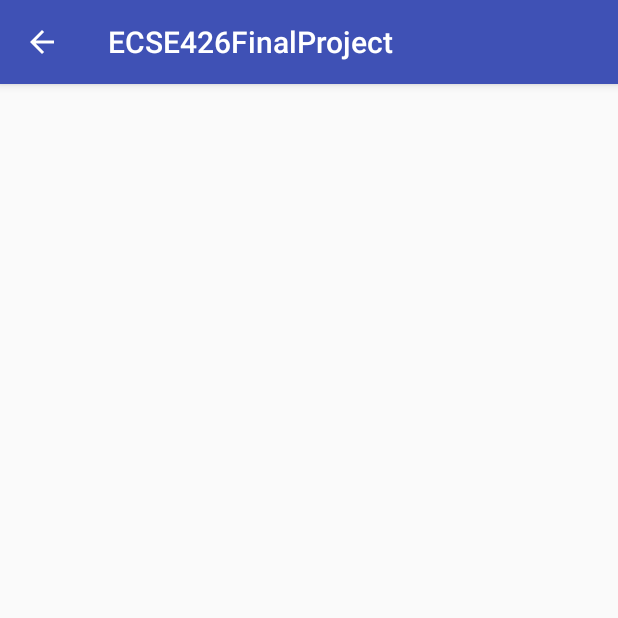
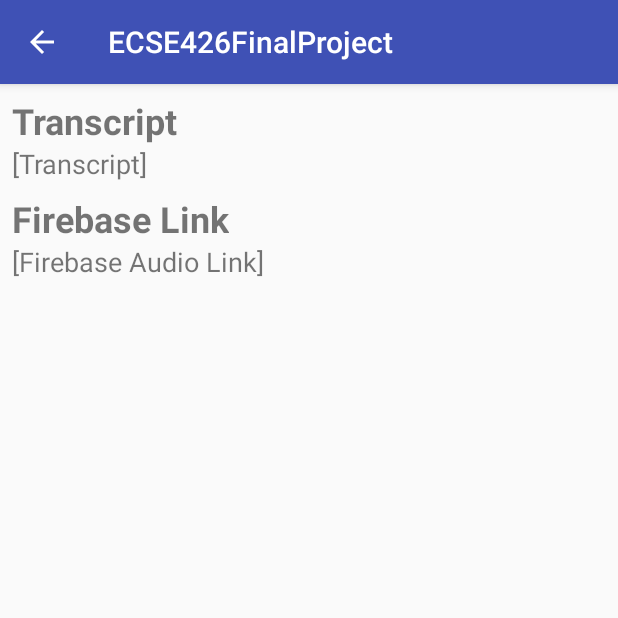
Before and after one commit to drfbella/ecse-426-final-project, an Android app: the SpeechActivity screen opened directly, with no data from a screen before it, on a phone screen of 412 x 824 dp, the top half of it. Run offline under Robolectric (Android 15) with nearby library versions, the phone set to English and light mode, and no system bars; our stand-ins replace Firebase (no records; nobody signed in at launch, a user with empty details on screens opened directly), Volley; network calls fail.

Commit message:
Improved UI of Speech activity

```diff
--- a/android/ecse-426-final-project/app/src/main/java/com/group08/ecse426finalproject/firebase/FirebaseService.java
+++ b/android/ecse-426-final-project/app/src/main/java/com/group08/ecse426finalproject/firebase/FirebaseService.java
@@ -4,6 +4,7 @@ package com.group08.ecse426finalproject.firebase;
 import android.net.Uri;
 import android.support.annotation.NonNull;
 import android.util.Log;
+import android.widget.TextView;
 
 import com.google.android.gms.tasks.OnFailureListener;
 import com.google.android.gms.tasks.OnSuccessListener;
@@ -42,7 +43,34 @@ public class FirebaseService {
                 });
     }
 
+    public void uploadBytes(byte[] bytes, String path, final TextView linkTextView)
+    {
+        storageRef.child(path).putBytes(bytes)
+                .addOnSuccessListener(new OnSuccessListener<UploadTask.TaskSnapshot>() {
+                    @Override
+                    public void onSuccess(UploadTask.TaskSnapshot taskSnapshot) {
+                        Uri downloadUrl = taskSnapshot.getDownloadUrl();
+                        Log.d(TAG, "Uploaded URL: " + downloadUrl);
+                        if (downloadUrl != null) {
+                            linkTextView.setText(downloadUrl.toString());
+                        }
+                    }
+                })
+                .addOnFailureListener(new OnFailureListener() {
+                    @Override
+                    public void onFailure(@NonNull Exception e) {
+                        Log.d(TAG, "Upload failed");
+                    }
+                });
+    }
+
     public void uploadBytesUnique(final byte[] bytes, final String path, final String extension) {
         uploadBytes(bytes, path + (System.currentTimeMillis() / 1000) + '.' + extension);
     }
+
+    public void uploadBytesUnique(final byte[] bytes, final String path, final String extension,
+                                  TextView linkTextView) {
+        uploadBytes(bytes, path + (System.currentTimeMillis() / 1000) + '.' + extension,
+                linkTextView);
+    }
 }
--- a/android/ecse-426-final-project/app/src/main/java/com/group08/ecse426finalproject/speech/SpeechActivity.java
+++ b/android/ecse-426-final-project/app/src/main/java/com/group08/ecse426finalproject/speech/SpeechActivity.java
@@ -5,6 +5,8 @@ import android.os.Bundle;
 import android.support.v7.app.AppCompatActivity;
 import android.util.Base64;
 import android.util.Log;
+import android.view.View;
+import android.widget.ProgressBar;
 import android.widget.TextView;
 
 import com.android.volley.Request;
@@ -15,12 +17,11 @@ import com.android.volley.toolbox.JsonObjectRequest;
 import com.android.volley.toolbox.Volley;
 import com.group08.ecse426finalproject.R;
 import com.group08.ecse426finalproject.bluetooth.BluetoothTransmitter;
+import com.group08.ecse426finalproject.firebase.FirebaseService;
 import com.group08.ecse426finalproject.utils.ResourceAccessor;
 
 import org.json.JSONException;
 import org.json.JSONObject;
-
-import static com.group08.ecse426finalproject.utils.Constants.SPEECH_DATA_NAME;
 
 public class SpeechActivity extends AppCompatActivity {
     private static final String TAG = "SpeechActivity";
@@ -29,6 +30,9 @@ public class SpeechActivity extends AppCompatActivity {
     private BluetoothTransmitter bluetoothTransmitter;
     private ResourceAccessor resourceAccessor;
     private TextView textTranscript;
+    private TextView textFirebaseLink;
+    private FirebaseService firebaseService;
+    private ProgressBar progressBar;
 
     @Override
     protected void onCreate(Bundle savedInstanceState) {
@@ -37,12 +41,18 @@ public class SpeechActivity extends AppCompatActivity {
 
         bluetoothTransmitter = new BluetoothTransmitter();
         resourceAccessor = new ResourceAccessor(this);
+        firebaseService = new FirebaseService();
 
         textTranscript = findViewById(R.id.text_transcript);
+        textFirebaseLink = findViewById(R.id.text_firebase_link);
+        progressBar = findViewById(R.id.progress_bar);
 
-        byte[] speechData = getIntent().getByteArrayExtra(SPEECH_DATA_NAME);
-        //sendGoogleSpeechTranscriptionRequest(speechData);
-        sendDemoRequestBytes();
+//        byte[] speechData = getIntent().getByteArrayExtra(SPEECH_DATA_NAME);
+        byte[] speechData = resourceAccessor.readRawResourceBytes(R.raw.audio);
+
+        firebaseService.uploadBytesUnique(speechData, "audio/","raw", textFirebaseLink);
+
+        sendGoogleSpeechTranscriptionRequest(speechData);
     }
 
     public void sendDemoRequestString() {
@@ -80,6 +90,7 @@ public class SpeechActivity extends AppCompatActivity {
                     Log.d(TAG, "Transcript: " + transcript);
                     textTranscript.setText(transcript);
                     bluetoothTransmitter.transmitString(transcript);
+                    progressBar.setVisibility(View.GONE);
                 } catch (JSONException e) {
                     e.printStackTrace();
                 }
@@ -87,9 +98,11 @@ public class SpeechActivity extends AppCompatActivity {
         }, new Response.ErrorListener() {
             @Override
             public void onErrorResponse(VolleyError error) {
+                progressBar.setVisibility(View.GONE);
                 Log.d(TAG, "POST failed: " + error.getMessage() + ", " + error.toString());
             }
         });
         queue.add(jsonObjectRequest);
+        progressBar.setVisibility(View.VISIBLE);
     }
 }
--- a/android/ecse-426-final-project/app/src/main/res/layout/activity_speech.xml
+++ b/android/ecse-426-final-project/app/src/main/res/layout/activity_speech.xml
@@ -4,17 +4,54 @@
     xmlns:app="http://schemas.android.com/apk/res-auto"
     xmlns:tools="http://schemas.android.com/tools"
     android:layout_width="match_parent"
-    android:layout_height="match_parent">
+    android:layout_height="match_parent"
+    android:layout_margin="8dp">
+
+    <TextView
+        android:id="@+id/text_title_transcript"
+        android:layout_width="wrap_content"
+        android:layout_height="wrap_content"
+        android:text="@string/transcript_title"
+        android:textSize="24sp"
+        android:textStyle="bold" />
 
     <TextView
         android:id="@+id/text_transcript"
+        android:layout_width="wrap_content"
+        android:layout_height="wrap_content"
+        android:text="@string/transcript"
+        android:textSize="18sp"
+        app:layout_constraintTop_toBottomOf="@+id/text_title_transcript" />
+
+    <TextView
+        android:id="@+id/text_title_firebase_link"
+        android:layout_width="wrap_content"
+        android:layout_height="wrap_content"
+        android:layout_marginTop="8dp"
+        android:text="@string/firebase_link_title"
+        android:textSize="24sp"
+        android:textStyle="bold"
+        app:layout_constraintTop_toBottomOf="@+id/text_transcript" />
+
+    <TextView
+        android:id="@+id/text_firebase_link"
+        android:layout_width="wrap_content"
+        android:layout_height="wrap_content"
+        android:autoLink="web"
+        android:text="@string/firebase_audio_link"
+        android:textSize="18sp"
+        app:layout_constraintTop_toBottomOf="@+id/text_title_firebase_link" />
+
+    <ProgressBar
+        android:id="@+id/progress_bar"
+        style="?android:attr/progressBarStyle"
         android:layout_width="wrap_content"
         android:layout_height="wrap_content"
         android:layout_marginBottom="8dp"
         android:layout_marginEnd="8dp"
         android:layout_marginStart="8dp"
         android:layout_marginTop="8dp"
-        android:text=""
+        android:visibility="gone"
         app:layout_constraintBottom_toBottomOf="parent"
         app:layout_constraintEnd_toEndOf="parent"
         app:layout_constraintStart_toStartOf="parent"
--- a/android/ecse-426-final-project/app/src/main/res/values/strings.xml
+++ b/android/ecse-426-final-project/app/src/main/res/values/strings.xml
@@ -6,13 +6,18 @@
     <string name="scan_again">Scan again.</string>
     <string name="scanning">Scanning</string>
     <string name="no_name">Device has no name.</string>
-    <string name="CLIENT_CHARACTERISTIC_CONFIG">To be determined...</string>
+    <string name="CLIENT_CHARACTERISTIC_CONFIG">To be determined…</string>
     <string name="bluetooth">Bluetooth</string>
     <string name="speech">Speech</string>
     <string name="accelerometer">Accelerometer</string>
     <string name="store_values">Store Values</string>
-    <string name="pitch_plotly_link_text"><![CDATA[<Pitch Plotly Link>]]></string>
-    <string name="roll_plotly_link_text"><![CDATA[<Roll Plotly Link>]]></string>
-    <string name="grid_request_sent">Grid request sent...</string>
-    <string name="plot_request_sent">Plot request sent...</string>
+    <string name="pitch_plotly_link_text">[Pitch Plotly Link]</string>
+    <string name="roll_plotly_link_text">[Roll Plotly Link]</string>
+    <string name="grid_request_sent">Grid request sent…</string>
+    <string name="plot_request_sent">Plot request sent…</string>
+    <string name="speech_request_sent">Speech API request sent…</string>
+    <string name="transcript">[Transcript]</string>
+    <string name="firebase_audio_link">[Firebase Audio Link]</string>
+    <string name="transcript_title">Transcript</string>
+    <string name="firebase_link_title">Firebase Link</string>
 </resources>
```
